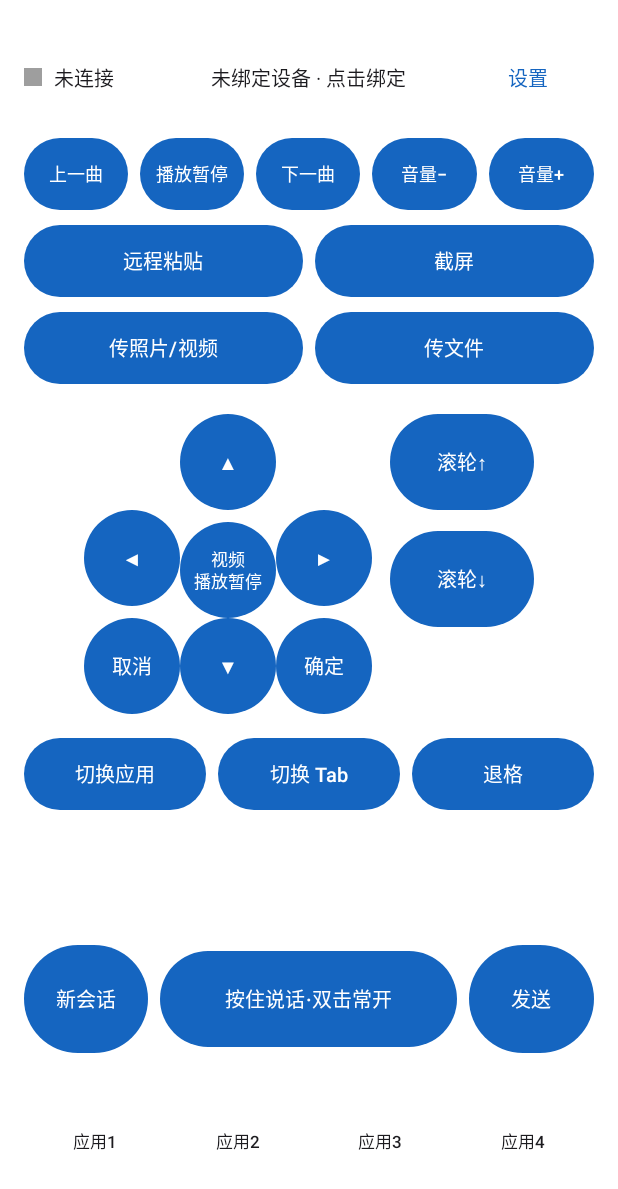
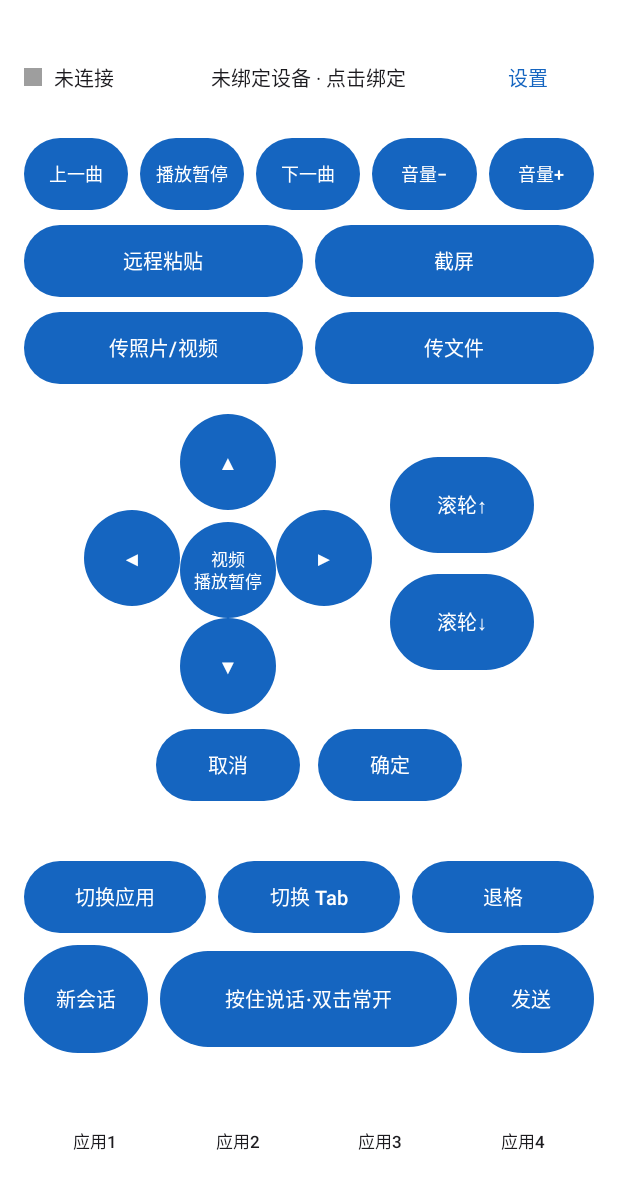
Before and after one commit to xjyfy/bed-work, an Android app: the layout activity_main.xml on its own in the app's theme, with its tools: preview values and no code run, on a phone screen of 412 x 824 dp. Shown: the top 1189 px of the screen. Run offline under Robolectric (Android 15) with nearby library versions, the phone set to English and light mode, and no system bars.

Commit message:
fix(android): 取消/确定移到方向键下方、滚轮区内垂直居中、切换三键并入语音区

```diff
--- a/android-app/app/src/main/res/layout/activity_main.xml
+++ b/android-app/app/src/main/res/layout/activity_main.xml
@@ -13,8 +13,7 @@
         android:paddingTop="20dp"
         android:paddingBottom="16dp">
 
-        <!-- 顶栏：状态（左） / 设备名（正中） / 设置（右）。
-             用 FrameLayout 才能让设备名真正居中，不等宽的两端不会把它拽偏。 -->
+        <!-- 顶栏：状态（左） / 设备名（正中） / 设置（右）。 -->
         <FrameLayout
             android:layout_width="match_parent"
             android:layout_height="wrap_content"
@@ -182,13 +181,20 @@
                 android:text="传文件" />
         </LinearLayout>
 
-        <!-- ========== 方向区：九宫格（中心视频键、右下确定）+ 右侧竖排滚轮，整组水平居中 ========== -->
+        <!-- ========== 方向区（整体水平居中）：
+             上排 = 九宫格（中心视频键）+ 右侧竖排滚轮（在区内垂直居中）
+             下排 = 取消 / 确定，位于方向键下方，不再挤在九宫格里 -->
         <LinearLayout
             android:layout_width="match_parent"
             android:layout_height="wrap_content"
             android:layout_marginTop="20dp"
             android:layout_marginBottom="6dp"
             android:gravity="center_horizontal"
+            android:orientation="vertical">
+
+            <LinearLayout
+                android:layout_width="wrap_content"
+                android:layout_height="wrap_content"
                 android:orientation="horizontal">
 
                 <GridLayout
@@ -221,7 +227,6 @@
                         android:layout_height="64dp"
                         android:text="◀" />
 
-                <!-- 中间原来是「确定」，现在是视频播放/暂停 -->
                     <com.google.android.material.button.MaterialButton
                         android:id="@+id/btnVideoPlayPause"
                         style="@style/Widget.RemoteMic.Round"
@@ -239,12 +244,9 @@
                         android:layout_height="64dp"
                         android:text="▶" />
 
-                <com.google.android.material.button.MaterialButton
-                    android:id="@+id/btnCancel"
-                    style="@style/Widget.RemoteMic.Round"
+                    <View
                         android:layout_width="64dp"
-                    android:layout_height="64dp"
-                    android:text="取消" />
+                        android:layout_height="64dp" />
 
                     <com.google.android.material.button.MaterialButton
                         android:id="@+id/btnDown"
@@ -253,20 +255,16 @@
                         android:layout_height="64dp"
                         android:text="▼" />
 
-                <!-- 确定回到方向区，占九宫格右下（与左下的「取消」对称） -->
-                <com.google.android.material.button.MaterialButton
-                    android:id="@+id/btnOk"
-                    style="@style/Widget.RemoteMic.Round"
+                    <View
                         android:layout_width="64dp"
-                    android:layout_height="64dp"
-                    android:text="确定" />
+                        android:layout_height="64dp" />
                 </GridLayout>
 
                 <LinearLayout
                     android:layout_width="96dp"
                     android:layout_height="wrap_content"
+                    android:layout_gravity="center_vertical"
                     android:layout_marginStart="12dp"
-                android:gravity="center_vertical"
                     android:orientation="vertical">
 
                     <com.google.android.material.button.MaterialButton
@@ -286,11 +284,47 @@
                 </LinearLayout>
             </LinearLayout>
 
-        <!-- ========== 窗口/编辑行：切换应用 · 切换 Tab · 退格（最右） ========== -->
+            <LinearLayout
+                android:layout_width="wrap_content"
+                android:layout_height="wrap_content"
+                android:layout_marginTop="10dp"
+                android:orientation="horizontal">
+
+                <com.google.android.material.button.MaterialButton
+                    android:id="@+id/btnCancel"
+                    style="@style/Widget.RemoteMic.Key"
+                    android:layout_width="96dp"
+                    android:layout_height="48dp"
+                    android:text="取消" />
+
+                <com.google.android.material.button.MaterialButton
+                    android:id="@+id/btnOk"
+                    style="@style/Widget.RemoteMic.Key"
+                    android:layout_width="96dp"
+                    android:layout_height="48dp"
+                    android:layout_marginStart="12dp"
+                    android:text="确定" />
+            </LinearLayout>
+        </LinearLayout>
+
+        <!-- 弹簧：视口还有余量时把下面「语音区 + 快捷区」压到更靠底部的位置；
+             内容超过一屏时高度归零，不影响滚动 -->
+        <Space
+            android:layout_width="match_parent"
+            android:layout_height="0dp"
+            android:layout_weight="1"
+            android:minHeight="12dp" />
+
+        <!-- ========== 语音区：切换应用 / 切换 Tab / 退格 + 新会话 / 按住说话 / 发送 ========== -->
         <LinearLayout
             android:layout_width="match_parent"
             android:layout_height="wrap_content"
-            android:layout_marginTop="10dp"
+            android:layout_marginTop="4dp"
+            android:orientation="vertical">
+
+            <LinearLayout
+                android:layout_width="match_parent"
+                android:layout_height="wrap_content"
                 android:orientation="horizontal">
 
                 <com.google.android.material.button.MaterialButton
@@ -326,20 +360,10 @@
                     android:textSize="13sp" />
             </LinearLayout>
 
-        <!-- 弹簧：视口还有余量时把下面「语音区 + 快捷区」压到更靠底部的位置；
-             内容超过一屏时高度归零，不影响滚动 -->
-        <Space
-            android:layout_width="match_parent"
-            android:layout_height="0dp"
-            android:minHeight="12dp"
-            android:layout_weight="1" />
-
-
-        <!-- ========== 语音区：新会话 / 按住说话 / 发送 ========== -->
             <LinearLayout
                 android:layout_width="match_parent"
                 android:layout_height="wrap_content"
-            android:layout_marginTop="12dp"
+                android:layout_marginTop="8dp"
                 android:baselineAligned="false"
                 android:gravity="center_vertical"
                 android:orientation="horizontal">
@@ -369,6 +393,7 @@
                     android:layout_marginStart="8dp"
                     android:layout_weight="1"
                     android:text="发送" />
+            </LinearLayout>
         </LinearLayout>
 
         <!-- ========== 快捷区：四个应用切换键 ========== -->
```
Also changed, not shown: 1 other file. Lines whose indentation alone changed are shown as unchanged.
